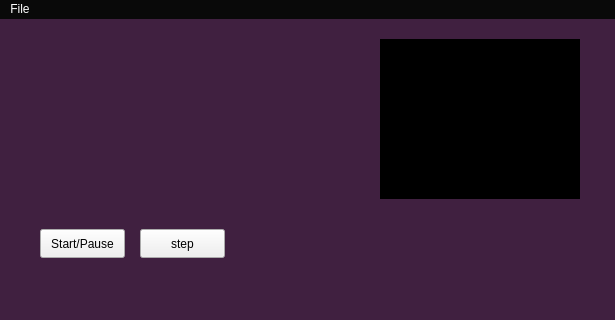
Before: the Qt Designer form mainwindow.ui in chux0519/c8-emu, drawn with Qt 5.
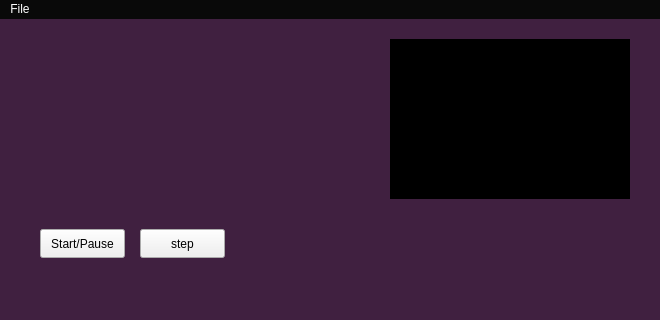
After: the same form once the commit is applied.

Diff of the .ui file:
```diff
--- a/mainwindow.ui
+++ b/mainwindow.ui
@@ -6,7 +6,7 @@
    <rect>
     <x>0</x>
     <y>0</y>
-    <width>615</width>
+    <width>660</width>
     <height>320</height>
    </rect>
   </property>
@@ -59,18 +59,24 @@
      <string>step</string>
     </property>
    </widget>
-   <widget class="QListView" name="memView">
+   <widget class="QListWidget" name="memView">
     <property name="geometry">
      <rect>
-      <x>380</x>
+      <x>390</x>
       <y>20</y>
-      <width>200</width>
+      <width>240</width>
       <height>160</height>
      </rect>
     </property>
     <property name="styleSheet">
-     <string notr="true">QListView {
+     <string notr="true">QListWidget{
 background-color: rgb(0, 0, 0);
+color: rgb(217, 217, 217)
+}
+
+QListWidget::item::selected {
+background-color: rgb(0, 0, 0);
+color: rgb(255, 255, 0);
 }</string>
     </property>
    </widget>
@@ -80,7 +86,7 @@
     <rect>
      <x>0</x>
      <y>0</y>
-     <width>615</width>
+     <width>660</width>
      <height>25</height>
     </rect>
    </property>
```
